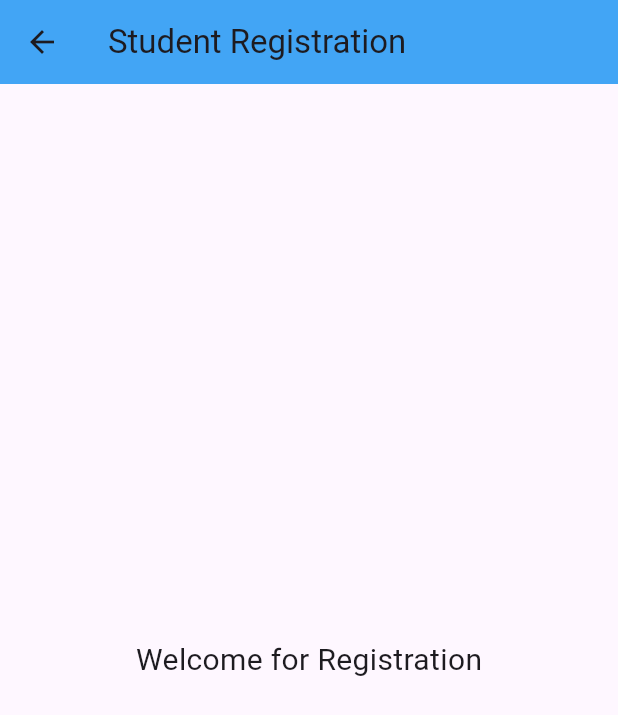
After one commit to Learnerpankaj/student-data-capture, a Flutter app: the screen it shows after launch, after a tap on "Register", on a phone screen of 412 x 824 dp. The commit adds this screen. Shown: the top 715 px of the screen. Run offline on Flutter 3.47's test engine with Material 3 defaults, Android fonts, the phone set to English and light mode, and no system bars.

Commit message:
adding second page
adding second page

```diff
--- /dev/null
+++ b/lib/RegistrationPage.dart
@@ -0,0 +1,19 @@
+import 'package:flutter/material.dart';
+
+class RegistrationPage extends StatelessWidget {
+  const RegistrationPage({super.key});
+  @override
+  Widget build(BuildContext context) {
+    return Scaffold(
+      appBar: AppBar(
+        title: const Text("Student Registration"),
+        backgroundColor: Colors.blue[400],
+        ),
+      body: const Center(
+        child: Text("Welcome for Registration",
+          style: TextStyle(fontSize: 20),
+        ),
+      ),
+    );
+  }
+}
--- a/lib/main.dart
+++ b/lib/main.dart
@@ -1,4 +1,5 @@
 import 'package:flutter/material.dart';
+import 'RegistrationPage.dart';
 void main()
 {
   runApp(const MaterialApp(
@@ -28,10 +29,19 @@ class HomePage extends StatelessWidget {
           crossAxisCount: 2,
           crossAxisSpacing: 10,
           children: [
-            Container(
+            GestureDetector(
+              onTap: (){
+                Navigator.push(
+                  context,
+                  MaterialPageRoute(builder: (context)=> const RegistrationPage()),
+                );
+              },
+              child: Container(
               margin:const EdgeInsets.all(5),
               color: Colors.red, child: const Center(child: Text("Register"))
               ),
+            ),
+
 
             Container(color: Colors.blue, child: const Center(child: Text("Verification"))),
             Container(color: Colors.green, child: const Center(child: Text("View"))),
--- a/lib/test.dart
+++ b/lib/test.dart
@@ -8,7 +8,7 @@ void main()
       ),
       body: Container(
         width: 120,
-        height: 110,
+        height: 120,
         color: Colors.blue[600],
       ),
     )
```
